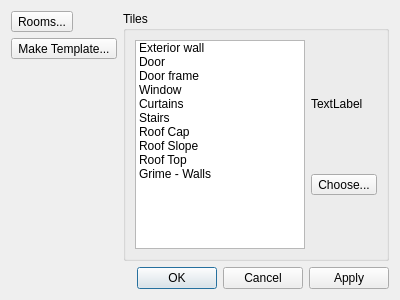
Old version of the form src/tiled/BuildingEditor/buildingpropertiesdialog.ui in the repository timbaker/tiled.
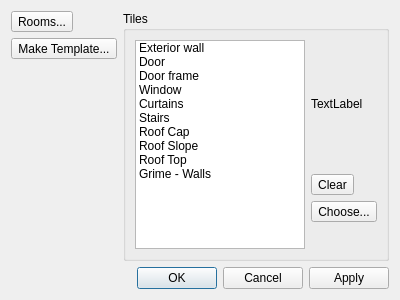
New version of the form.

Commit message: Added a Clear button to BuildingPropertiesDialog

The edit to the form file:
```diff
--- a/src/tiled/BuildingEditor/buildingpropertiesdialog.ui
+++ b/src/tiled/BuildingEditor/buildingpropertiesdialog.ui
@@ -128,6 +128,13 @@
             </property>
            </widget>
           </item>
+          <item>
+           <widget class="QToolButton" name="clearTile">
+            <property name="text">
+             <string>Clear</string>
+            </property>
+           </widget>
+          </item>
           <item>
            <widget class="QToolButton" name="chooseTile">
             <property name="text">
```
The commit also changes 2 other files.
